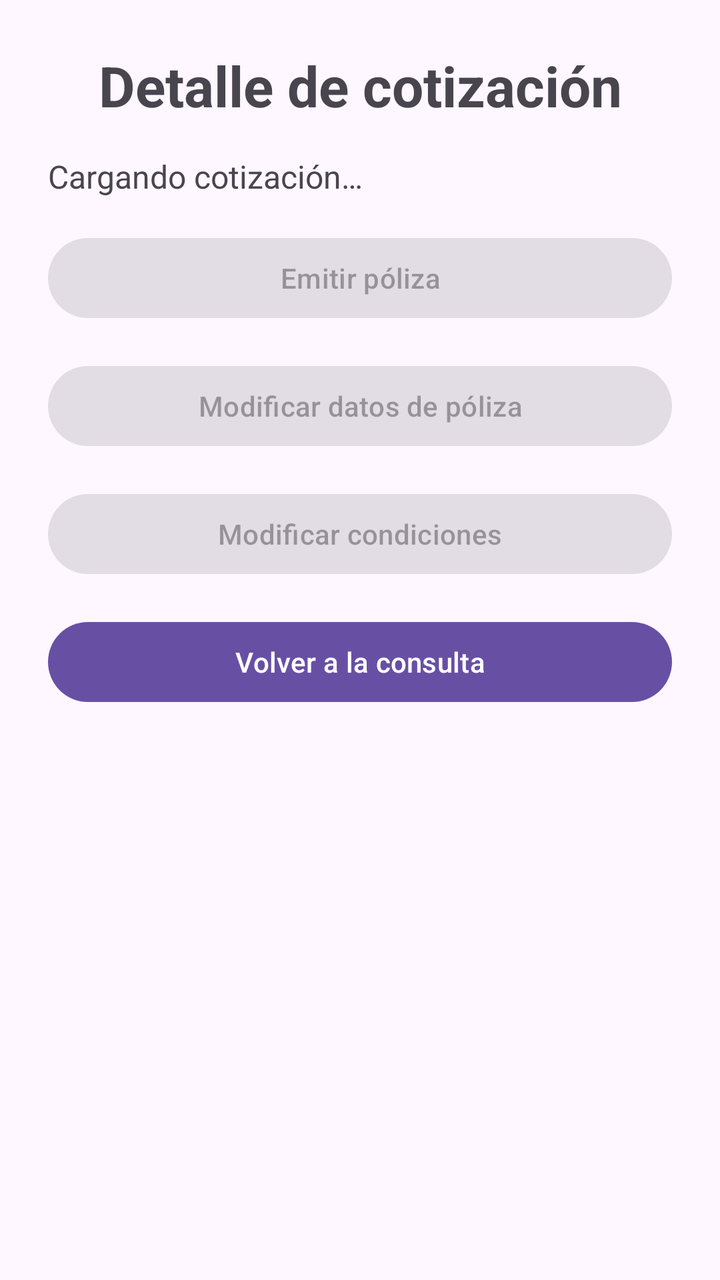
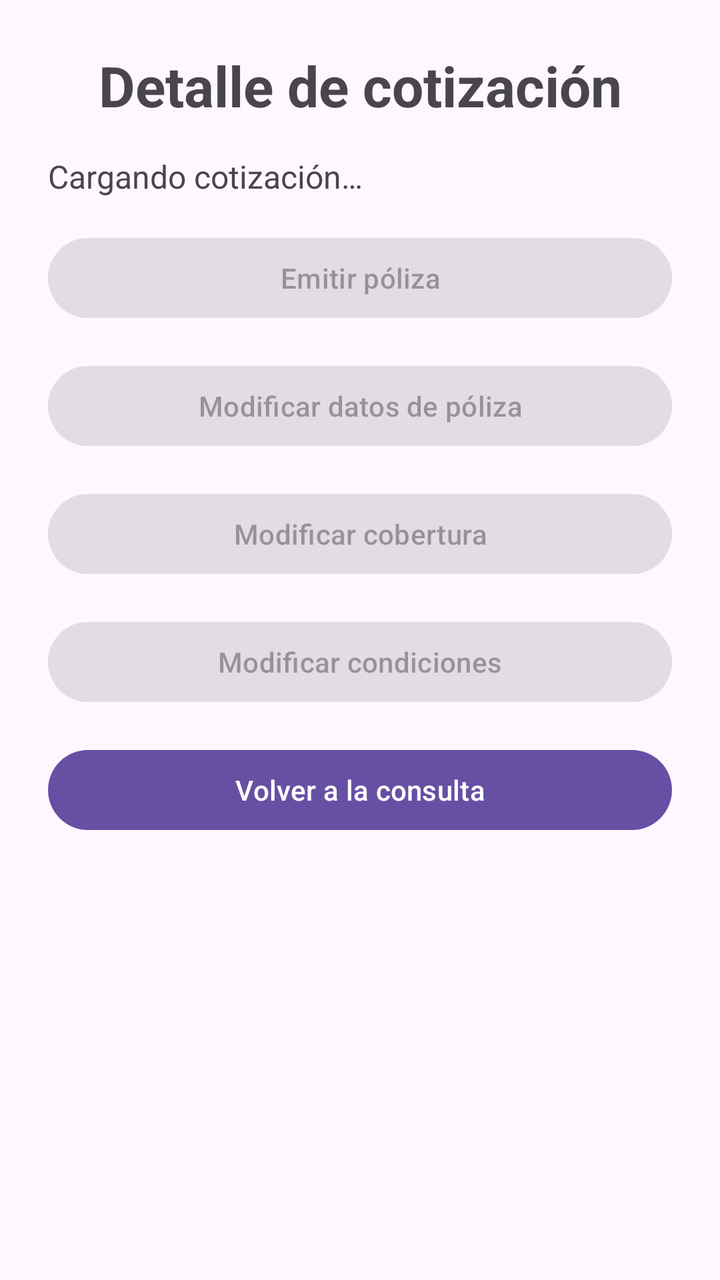

Two renders of the same Android screen: before a commit and after it. Below are the layout's source before the change and the commit's diff.
<!-- AndroidManifest.xml: application theme Theme.CotizadorSeguros -->
<!-- res/layout/activity_detalle_cotizacion.xml -->
<?xml version="1.0" encoding="utf-8"?>
<androidx.constraintlayout.widget.ConstraintLayout
    xmlns:android="http://schemas.android.com/apk/res/android"
    xmlns:app="http://schemas.android.com/apk/res-auto"
    android:id="@+id/main"
    android:layout_width="match_parent"
    android:layout_height="match_parent">

    <ScrollView
        android:layout_width="0dp"
        android:layout_height="0dp"
        app:layout_constraintTop_toTopOf="parent"
        app:layout_constraintBottom_toBottomOf="parent"
        app:layout_constraintStart_toStartOf="parent"
        app:layout_constraintEnd_toEndOf="parent">

        <LinearLayout
            android:layout_width="match_parent"
            android:layout_height="wrap_content"
            android:orientation="vertical"
            android:padding="@dimen/padding_pantalla">

            <TextView
                android:layout_width="match_parent"
                android:layout_height="wrap_content"
                android:text="@string/detalle_cotizacion_titulo"
                android:textSize="@dimen/titulo_size"
                android:textStyle="bold"
                android:gravity="center"
                android:id="@+id/txtTituloDetalle" />

            <TextView
                android:id="@+id/txtDetalleCotizacion"
                android:layout_width="match_parent"
                android:layout_height="wrap_content"
                android:layout_marginTop="@dimen/margin_normal"
                android:text="@string/detalle_cotizacion_cargando"
                android:textSize="@dimen/texto_normal_size"
                android:textIsSelectable="true" />

            <Button
                android:id="@+id/btnEmitirPoliza"
                android:layout_width="match_parent"
                android:layout_height="wrap_content"
                android:layout_marginTop="@dimen/margin_normal"
                android:text="@string/emision_boton"
                android:enabled="false" />

            <Button
                android:id="@+id/btnModificarPoliza"
                android:layout_width="match_parent"
                android:layout_height="wrap_content"
                android:layout_marginTop="@dimen/margin_normal"
                android:text="@string/detalle_modificar_poliza"
                android:enabled="false" />

            <Button
                android:id="@+id/btnModificarCondiciones"
                android:layout_width="match_parent"
                android:layout_height="wrap_content"
                android:layout_marginTop="@dimen/margin_normal"
                android:text="@string/detalle_modificar_condiciones"
                android:enabled="false" />

            <Button
                android:id="@+id/btnVolverConsulta"
                android:layout_width="match_parent"
                android:layout_height="wrap_content"
                android:layout_marginTop="@dimen/margin_normal"
                android:text="@string/detalle_cotizacion_volver" />

        </LinearLayout>
    </ScrollView>

</androidx.constraintlayout.widget.ConstraintLayout>
<!-- resources referenced by this layout -->
<resources>
  <dimen name="margin_normal">16dp</dimen>
  <dimen name="padding_pantalla">24dp</dimen>
  <dimen name="texto_normal_size">16sp</dimen>
  <dimen name="titulo_size">28sp</dimen>
  <string name="detalle_cotizacion_cargando">Cargando cotización…</string>
  <string name="detalle_cotizacion_titulo">Detalle de cotización</string>
  <string name="detalle_cotizacion_volver">Volver a la consulta</string>
  <string name="detalle_modificar_condiciones">Modificar condiciones</string>
  <string name="detalle_modificar_poliza">Modificar datos de póliza</string>
  <string name="emision_boton">Emitir póliza</string>
  <style name="Theme.CotizadorSeguros" parent="Base.Theme.CotizadorSeguros" />
  <style name="Base.Theme.CotizadorSeguros" parent="Theme.Material3.DayNight.NoActionBar">
          
          
      </style>
</resources>

<!-- the commit's change to res/layout/activity_detalle_cotizacion.xml (unified diff, before → after) -->
@@ -55,6 +55,14 @@
                 android:enabled="false" />
 
             <Button
+                android:id="@+id/btnModificarCobertura"
+                android:layout_width="match_parent"
+                android:layout_height="wrap_content"
+                android:layout_marginTop="@dimen/margin_normal"
+                android:text="@string/detalle_modificar_cobertura"
+                android:enabled="false" />
+
+            <Button
                 android:id="@+id/btnModificarCondiciones"
                 android:layout_width="match_parent"
                 android:layout_height="wrap_content"
<!-- resource entries referenced after the edit -->
@@ -7,6 +7,7 @@
   <string name="detalle_cotizacion_cargando">Cargando cotización…</string>
   <string name="detalle_cotizacion_titulo">Detalle de cotización</string>
   <string name="detalle_cotizacion_volver">Volver a la consulta</string>
+  <string name="detalle_modificar_cobertura">Modificar cobertura</string>
   <string name="detalle_modificar_condiciones">Modificar condiciones</string>
   <string name="detalle_modificar_poliza">Modificar datos de póliza</string>
   <string name="emision_boton">Emitir póliza</string>
